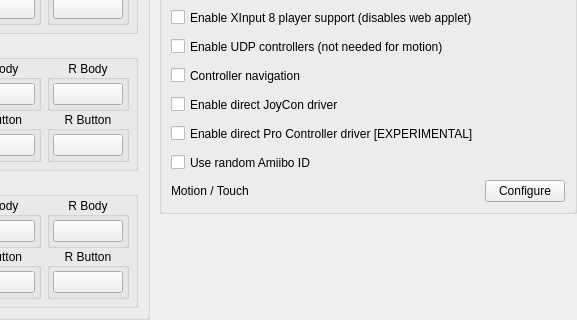
This is eden/src/yuzu/configuration/configure_input_advanced.ui in WWAndene2/Pomegrade as Qt 5 draws it before an edit; both pictures show x 256 to 833 and y 263 to 583 of the 833 by 583 pixel window. The edited form follows.
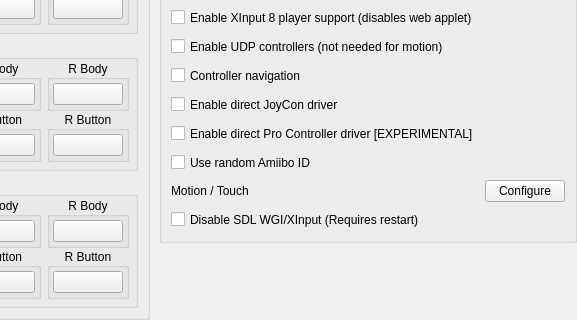
This is the edited form.

What changed in the file:
```diff
--- a/eden/src/yuzu/configuration/configure_input_advanced.ui
+++ b/eden/src/yuzu/configuration/configure_input_advanced.ui
@@ -2757,6 +2757,22 @@
                        </property>
                      </widget>
                    </item>
+                   <item row="9" column="0">
+                     <widget class="QCheckBox" name="disable_wgi_xinput">
+                       <property name="toolTip">
+                         <string>Aimed to disable SDL GUIDE button hack: synthetic GUIDE(HOME) event when SELECT(MINUS) + START(PLUS) pressed. May impact Win related trigger/rumble/etc stuff</string>
+                       </property>
+                       <property name="minimumSize">
+                         <size>
+                           <width>0</width>
+                           <height>23</height>
+                         </size>
+                       </property>
+                       <property name="text">
+                         <string>Disable SDL WGI/XInput (Requires restart)</string>
+                       </property>
+                     </widget>
+                   </item>
                  </layout>
                </widget>
              </item>
```
